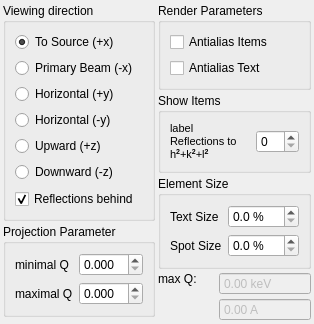
First picture: the form in ui/StereoCfg.ui, repository jonasstein/clip, before the edit.
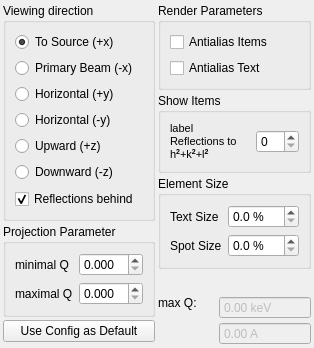
Second picture: the form after the edit. Icons and pictures are not drawn.

Commit message: Saving of Defaults for LaueplaneProjector and StereoProjector working

Diff of the .ui file:
```diff
--- a/ui/StereoCfg.ui
+++ b/ui/StereoCfg.ui
@@ -7,7 +7,7 @@
     <x>0</x>
     <y>0</y>
     <width>299</width>
-    <height>310</height>
+    <height>325</height>
    </rect>
   </property>
   <property name="windowTitle">
@@ -311,7 +311,7 @@
      </layout>
     </widget>
    </item>
-   <item row="4" column="1" rowspan="2">
+   <item row="4" column="1" rowspan="4">
     <layout class="QGridLayout" name="gridLayout_5">
      <item row="0" column="0" colspan="2">
       <spacer name="verticalSpacer">
@@ -395,6 +395,13 @@
      </item>
     </layout>
    </item>
+   <item row="6" column="0">
+    <widget class="QPushButton" name="setDefault">
+     <property name="text">
+      <string>Use Config as Default</string>
+     </property>
+    </widget>
+   </item>
    <item row="5" column="0">
     <spacer name="verticalSpacer_2">
      <property name="orientation">
```
The commit also changes 10 other files.
